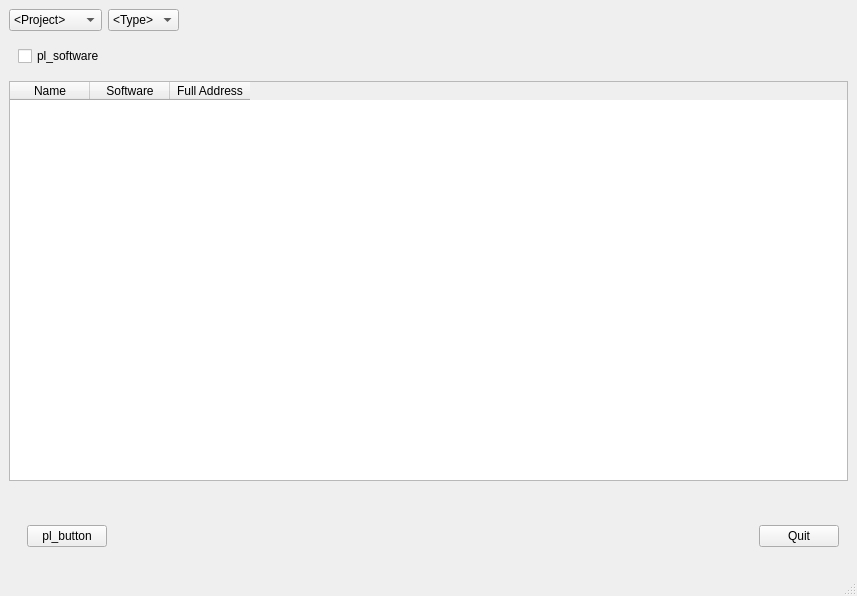
The window that manager/ui/qt/window.ui (Oreyato/Pipeline22) describes before a commit, drawn with Qt 5.
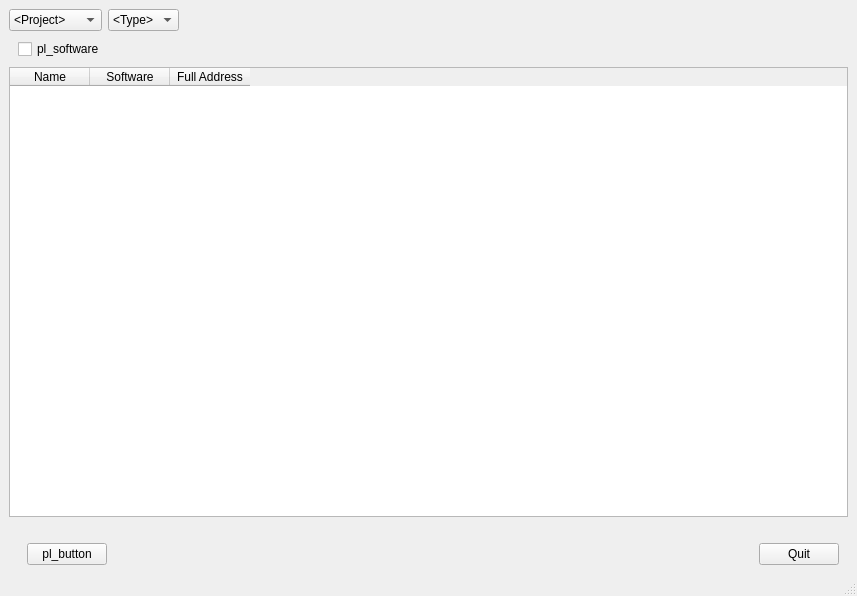
The same window after the commit.

Commit message: feat: improve window

Diff of the .ui file:
```diff
--- a/manager/ui/qt/window.ui
+++ b/manager/ui/qt/window.ui
@@ -74,9 +74,18 @@
        <layout class="QHBoxLayout" name="softwares_cb_hLayout">
         <item>
          <layout class="QHBoxLayout" name="horizontalLayout_5">
+          <property name="spacing">
+           <number>6</number>
+          </property>
           <item>
            <widget class="QWidget" name="lt_software" native="true">
             <layout class="QHBoxLayout" name="ly_software">
+             <property name="topMargin">
+              <number>2</number>
+             </property>
+             <property name="bottomMargin">
+              <number>2</number>
+             </property>
              <item>
               <widget class="QCheckBox" name="pl_software">
                <property name="text">
@@ -196,9 +205,21 @@
            <property name="sizeConstraint">
             <enum>QLayout::SetMinimumSize</enum>
            </property>
+           <property name="topMargin">
+            <number>0</number>
+           </property>
+           <property name="bottomMargin">
+            <number>0</number>
+           </property>
            <item>
             <widget class="QWidget" name="horizontalWidget_2" native="true">
              <layout class="QHBoxLayout" name="horizontalLayout_9">
+              <property name="topMargin">
+               <number>0</number>
+              </property>
+              <property name="bottomMargin">
+               <number>0</number>
+              </property>
               <item>
                <widget class="QPushButton" name="pl_button">
                 <property name="text">
@@ -217,7 +238,7 @@
              <property name="sizeHint" stdset="0">
               <size>
                <width>40</width>
-               <height>20</height>
+               <height>10</height>
               </size>
              </property>
             </spacer>
```
